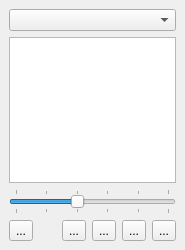
rpavlik/lyx-lucid-backport, file src/frontends/qt4/ui/TocUi.ui: the form before one commit.
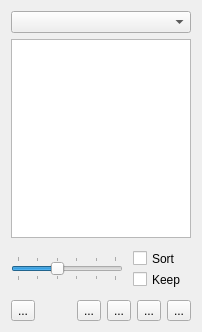
The form after the commit. Icons and pictures are not drawn.

Diff of the .ui file:
```diff
--- a/src/frontends/qt4/ui/TocUi.ui
+++ b/src/frontends/qt4/ui/TocUi.ui
@@ -8,21 +8,28 @@
    <rect>
     <x>0</x>
     <y>0</y>
-    <width>185</width>
-    <height>250</height>
+    <width>202</width>
+    <height>332</height>
    </rect>
   </property>
   <property name="windowTitle" >
    <string/>
   </property>
-  <layout class="QGridLayout" >
-   <property name="margin" >
-    <number>9</number>
-   </property>
-   <property name="spacing" >
-    <number>6</number>
-   </property>
-   <item row="1" column="0" >
+  <layout class="QGridLayout" name="gridLayout" >
+   <item row="0" column="0" colspan="2" >
+    <widget class="QComboBox" name="typeCO" >
+     <property name="sizePolicy" >
+      <sizepolicy vsizetype="Fixed" hsizetype="Ignored" >
+       <horstretch>0</horstretch>
+       <verstretch>0</verstretch>
+      </sizepolicy>
+     </property>
+     <property name="toolTip" >
+      <string>Switch between available lists (table of contents, list of figures, list of tables, and others)</string>
+     </property>
+    </widget>
+   </item>
+   <item row="1" column="0" colspan="2" >
     <widget class="QTreeView" name="tocTV" >
      <property name="sizePolicy" >
       <sizepolicy>
@@ -34,14 +41,98 @@
      </property>
     </widget>
    </item>
-   <item row="3" column="0" >
+   <item row="2" column="0" >
+    <widget class="QSlider" name="depthSL" >
+     <property name="sizePolicy" >
+      <sizepolicy>
+       <hsizetype>13</hsizetype>
+       <vsizetype>0</vsizetype>
+       <horstretch>0</horstretch>
+       <verstretch>0</verstretch>
+      </sizepolicy>
+     </property>
+     <property name="toolTip" >
+      <string>Adjust the depth of the navigation tree</string>
+     </property>
+     <property name="maximum" >
+      <number>5</number>
+     </property>
+     <property name="pageStep" >
+      <number>1</number>
+     </property>
+     <property name="value" >
+      <number>2</number>
+     </property>
+     <property name="orientation" >
+      <enum>Qt::Horizontal</enum>
+     </property>
+     <property name="tickPosition" >
+      <enum>QSlider::TicksBothSides</enum>
+     </property>
+    </widget>
+   </item>
+   <item row="2" column="1" >
+    <layout class="QVBoxLayout" name="_2" >
+     <property name="spacing" >
+      <number>0</number>
+     </property>
+     <property name="sizeConstraint" >
+      <enum>QLayout::SetMinimumSize</enum>
+     </property>
+     <property name="margin" >
+      <number>4</number>
+     </property>
+     <item>
+      <widget class="QCheckBox" name="sortCB" >
+       <property name="sizePolicy" >
+        <sizepolicy vsizetype="Fixed" hsizetype="Fixed" >
+         <horstretch>0</horstretch>
+         <verstretch>0</verstretch>
+        </sizepolicy>
+       </property>
+       <property name="minimumSize" >
+        <size>
+         <width>0</width>
+         <height>21</height>
+        </size>
+       </property>
+       <property name="text" >
+        <string>Sort</string>
+       </property>
+      </widget>
+     </item>
+     <item>
+      <widget class="QCheckBox" name="persistentCB" >
+       <property name="sizePolicy" >
+        <sizepolicy vsizetype="Minimum" hsizetype="Fixed" >
+         <horstretch>0</horstretch>
+         <verstretch>0</verstretch>
+        </sizepolicy>
+       </property>
+       <property name="minimumSize" >
+        <size>
+         <width>0</width>
+         <height>21</height>
+        </size>
+       </property>
+       <property name="toolTip" >
+        <string>Try to keep persistent view of the uncollapsed nodes</string>
+       </property>
+       <property name="text" >
+        <string>Keep</string>
+       </property>
+      </widget>
+     </item>
+    </layout>
+   </item>
+   <item row="3" column="0" colspan="2" >
     <layout class="QHBoxLayout" >
-     <property name="margin" >
-      <number>0</number>
-     </property>
      <property name="spacing" >
       <number>6</number>
      </property>
+     <property name="margin" >
+      <number>0</number>
+     </property>
      <item>
       <widget class="QToolButton" name="updateTB" >
        <property name="toolTip" >
@@ -152,51 +243,6 @@
      </item>
     </layout>
    </item>
-   <item row="0" column="0" >
-    <widget class="QComboBox" name="typeCO" >
-     <property name="sizePolicy" >
-      <sizepolicy>
-       <hsizetype>13</hsizetype>
-       <vsizetype>0</vsizetype>
-       <horstretch>0</horstretch>
-       <verstretch>0</verstretch>
-      </sizepolicy>
-     </property>
-     <property name="toolTip" >
-      <string>Switch between available lists (table of contents, list of figures, list of tables, and others)</string>
-     </property>
-    </widget>
-   </item>
-   <item row="2" column="0" >
-    <widget class="QSlider" name="depthSL" >
-     <property name="sizePolicy" >
-      <sizepolicy>
-       <hsizetype>13</hsizetype>
-       <vsizetype>0</vsizetype>
-       <horstretch>0</horstretch>
-       <verstretch>0</verstretch>
-      </sizepolicy>
-     </property>
-     <property name="toolTip" >
-      <string>Adjust the depth of the navigation tree</string>
-     </property>
-     <property name="maximum" >
-      <number>5</number>
-     </property>
-     <property name="pageStep" >
-      <number>1</number>
-     </property>
-     <property name="value" >
-      <number>2</number>
-     </property>
-     <property name="orientation" >
-      <enum>Qt::Horizontal</enum>
-     </property>
-     <property name="tickPosition" >
-      <enum>QSlider::TicksBothSides</enum>
-     </property>
-    </widget>
-   </item>
   </layout>
  </widget>
  <tabstops>
```
Left out of the diff: 18 changed lines with no effect on the pictures.
